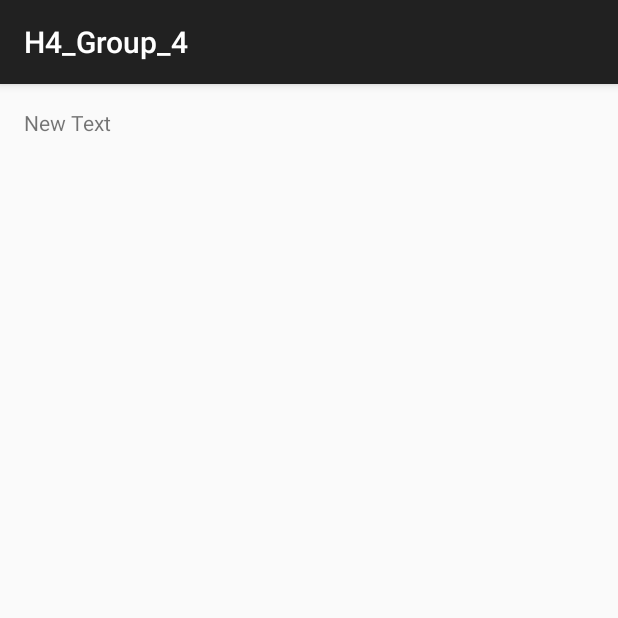
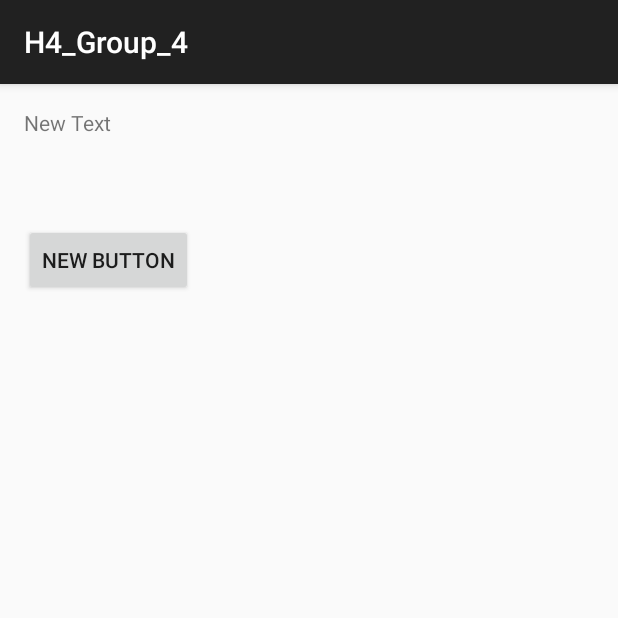
Before and after one commit to Jacobmose/ITSMAP, an Android app: the screen it shows after launch (MainActivity), on a phone screen of 412 x 824 dp, the top half of it. Run offline under Robolectric (Android 15) with nearby library versions, the phone set to English and light mode, and no system bars; 2 statements that could not run were skipped.

Commit message:
Background code done for Handin_4

```diff
--- a/Handins/Handin_4/H4_Group_4/app/src/main/java/com/example/frederikandersen/h4_group_4/MainActivity.java
+++ b/Handins/Handin_4/H4_Group_4/app/src/main/java/com/example/frederikandersen/h4_group_4/MainActivity.java
@@ -1,15 +1,21 @@
 package com.example.frederikandersen.h4_group_4;
 
+import android.content.BroadcastReceiver;
 import android.content.ComponentName;
 import android.content.Context;
 import android.content.Intent;
+import android.content.IntentFilter;
 import android.content.ServiceConnection;
 import android.os.IBinder;
+import android.support.v4.content.LocalBroadcastManager;
 import android.support.v7.app.AppCompatActivity;
 import android.os.Bundle;
+import android.util.Log;
 import android.view.Menu;
 import android.view.MenuItem;
+import android.view.View;
 import android.widget.TextView;
+import android.widget.Toast;
 
 
 public class MainActivity extends AppCompatActivity {
@@ -24,6 +30,9 @@ public class MainActivity extends AppCompatActivity {
         setContentView(R.layout.activity_main);
 
         txtview = (TextView) findViewById(R.id.textView);
+
+        LocalBroadcastManager.getInstance(this).registerReceiver(myReceiver, new IntentFilter("weatherMessage"));
+
     }
 
     @Override
@@ -33,10 +42,6 @@ public class MainActivity extends AppCompatActivity {
         Intent intent = new Intent(this, WeatherService.class);
         bindService(intent, mConnection, Context.BIND_AUTO_CREATE);
 
-        //String mystring = mService.getWeatherJSON();
-
-
-        //txtview.setText(mystring);
     }
 
     @Override
@@ -49,12 +54,31 @@ public class MainActivity extends AppCompatActivity {
         }
     }
 
+    public void onButtonClick(View v) {
+        if (mBound) {
+
+            mService.startWeatherRequest();
+
+        }
+    }
+
+    private BroadcastReceiver myReceiver = new BroadcastReceiver() {
+        @Override
+        public void onReceive(Context context, Intent intent) {
+            Log.i("MainUI", "Broadcast received");
+            String mystring = intent.getExtras().getString("JSONString");
+            txtview.setText(mystring);
+        }
+    };
+
     private ServiceConnection mConnection = new ServiceConnection() {
         @Override
         public void onServiceConnected(ComponentName componentName, IBinder iBinder) {
+            Log.i("ServiceConnection", "OnServiceConnection");
             WeatherService.LocalBinder binder = (WeatherService.LocalBinder) iBinder;
             mService = binder.getService();
             mBound = true;
+            mService.startServiceHandler(10000);
         }
 
         @Override
--- a/Handins/Handin_4/H4_Group_4/app/src/main/res/layout/activity_main.xml
+++ b/Handins/Handin_4/H4_Group_4/app/src/main/res/layout/activity_main.xml
@@ -13,4 +13,15 @@
         android:layout_alignParentTop="true"
         android:layout_alignParentLeft="true"
         android:layout_alignParentStart="true" />
+
+    <Button
+        android:layout_width="wrap_content"
+        android:layout_height="wrap_content"
+        android:text="New Button"
+        android:id="@+id/button"
+        android:layout_below="@+id/textView"
+        android:layout_alignParentLeft="true"
+        android:layout_alignParentStart="true"
+        android:layout_marginTop="58dp"
+        android:onClick="onButtonClick" />
 </RelativeLayout>
```
Also changed, not shown: Handins/Handin_4/H4_Group_4/app/src/main/java/com/example/frederikandersen/h4_group_4/WeatherService.java (+60 -8 lines).
